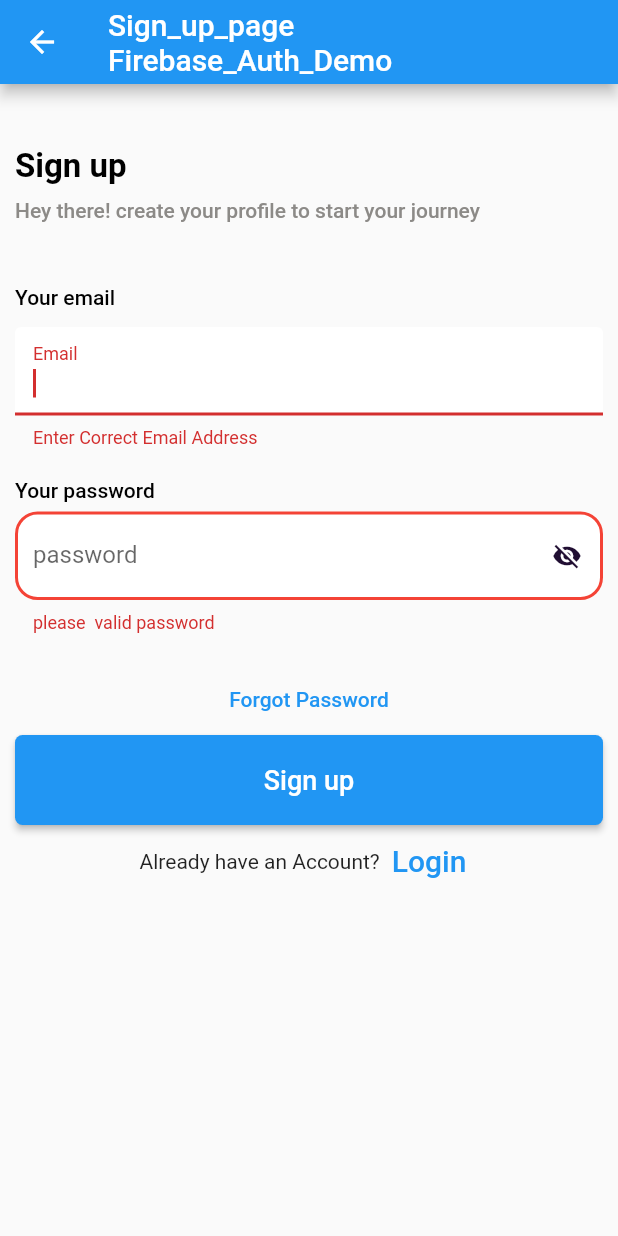
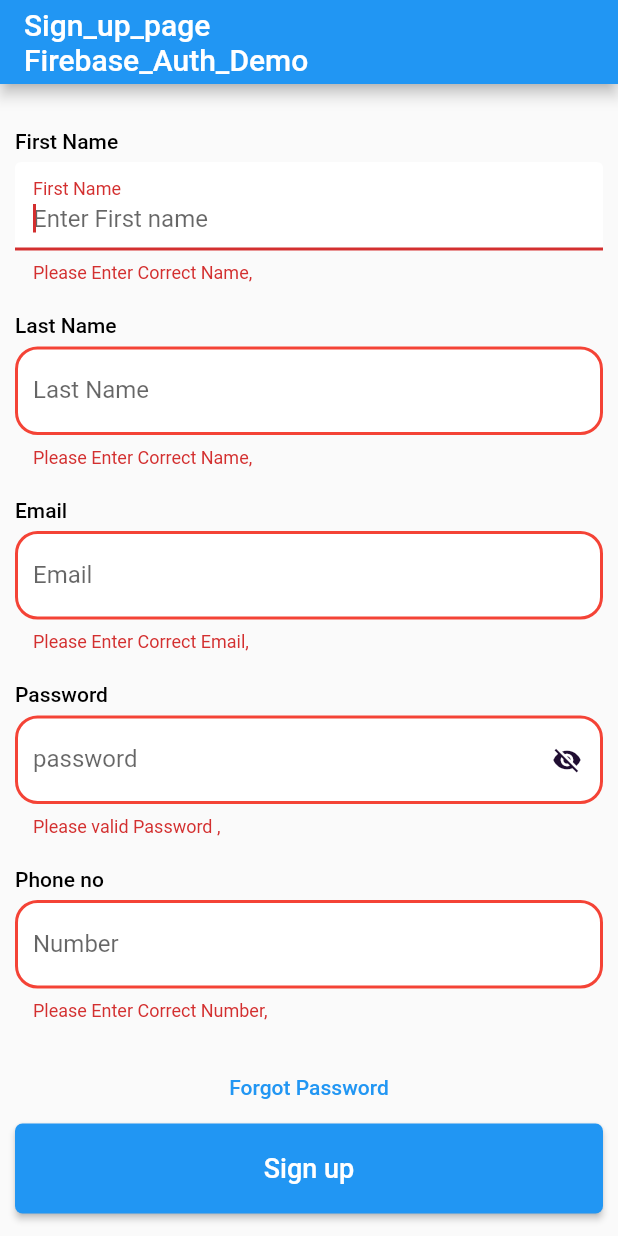
Before and after one commit to panchaniurvisha/firebase_demo_one, a Flutter app: the SignUpScreen screen opened directly, after a tap on "Sign up", on a phone screen of 412 x 824 dp. Run offline on Flutter 3.47's test engine with Material 2 defaults, Android fonts, the phone set to English and light mode, and no system bars; our stand-ins replace cloud_firestore, firebase_auth, firebase_core, fluttertoast, google_sign_in, pinput; missing offline and left inert: github_sign_in; accounts and stored records are empty; network calls fail; Roboto replaces fonts that are missing (Circular Std).

Commit message:
"14/6/2023"

```diff
--- a/lib/main.dart
+++ b/lib/main.dart
@@ -1,5 +1,5 @@
 import 'package:firebase_core/firebase_core.dart';
-import 'package:firebase_demo_one/my_firebase_app.dart';
+import 'package:firebase_demo_one/view/sign_up_screen.dart';
 import 'package:flutter/material.dart';
 
 void main() async {
@@ -20,7 +20,7 @@ class MyApp extends StatelessWidget {
         primarySwatch: Colors.blue,
       ),
       debugShowCheckedModeBanner: false,
-      home: MyFireBaseApp(),
+      home: const SignUpScreen(),
       // routes: appRoutes,
       // initialRoute: RoutesName.firstScreen,
     );
--- /dev/null
+++ b/lib/model/user_model.dart
@@ -0,0 +1,41 @@
+// To parse this JSON data, do
+//
+//     final userModel = userModelFromJson(jsonString);
+
+import 'dart:convert';
+
+UserModel userModelFromJson(String str) => UserModel.fromJson(json.decode(str));
+
+String userModelToJson(UserModel data) => json.encode(data.toJson());
+
+class UserModel {
+  String? number;
+  String? email;
+  String? lastName;
+  String? id;
+  String? firstName;
+
+  UserModel({
+    this.number,
+    this.email,
+    this.lastName,
+    this.id,
+    this.firstName,
+  });
+
+  factory UserModel.fromJson(Map<String, dynamic> json) => UserModel(
+        number: json["number"],
+        email: json["email "],
+        lastName: json["last_name"],
+        id: json["id"],
+        firstName: json["first_name"],
+      );
+
+  Map<String, dynamic> toJson() => {
+        "number": number,
+        "email ": email,
+        "last_name": lastName,
+        "id": id,
+        "first_name": firstName,
+      };
+}
--- /dev/null
+++ b/lib/res/commen/app_text.dart
@@ -0,0 +1,19 @@
+import 'package:flutter/material.dart';
+
+class AppText extends StatelessWidget {
+  final String? text;
+  const AppText({super.key, required this.text});
+
+  @override
+  Widget build(BuildContext context) {
+    return Text(text!,
+        style: const TextStyle(
+          height: 3,
+          color: Color(0xff000000),
+          fontWeight: FontWeight.w500,
+          fontSize: 14,
+          fontFamily: "Circular Std",
+          fontStyle: FontStyle.normal,
+        ));
+  }
+}
--- a/lib/res/commen/app_text_form_field.dart
+++ b/lib/res/commen/app_text_form_field.dart
@@ -4,6 +4,7 @@ class AppTextFormField extends StatelessWidget {
   final bool? obscureText;
   final Widget? suffixIcon;
   final String? labelText;
+  final String? hintText;
   final String? Function(String?)? validator;
   final TextEditingController? controller;
   const AppTextFormField(
@@ -12,7 +13,8 @@ class AppTextFormField extends StatelessWidget {
       this.labelText,
       this.validator,
       this.obscureText,
-      this.suffixIcon})
+      this.suffixIcon,
+      this.hintText})
       : super(key: key);
 
   @override
@@ -24,6 +26,7 @@ class AppTextFormField extends StatelessWidget {
       textInputAction: TextInputAction.done,
       decoration: InputDecoration(
         suffixIcon: suffixIcon ?? const SizedBox(),
+        hintText: hintText!,
         filled: true,
         fillColor: const Color(0xffFFFFFF),
         labelText: labelText ?? "Email",
--- a/lib/utils/utils.dart
+++ b/lib/utils/utils.dart
@@ -1,16 +1,51 @@
+import 'package:flutter/material.dart';
+import 'package:fluttertoast/fluttertoast.dart';
+
 class Utils {
-  bool emailValidator(String email) {
-    RegExp regExp = RegExp(r'\S+@\S+\.\S+');
+  bool isValidName(String name) {
+    RegExp regExp = RegExp(r"^\s*([A-Za-z]{+,}(|[-']| ))+\.?\s*$");
+    return regExp.hasMatch(name);
+  }
+
+  bool isValidPassword(String contact) {
+    RegExp regExp = RegExp(r"(?=.*\d)(?=.*[a-z])(?=.*[A-Z])(?=.*\W)");
+    return regExp.hasMatch(contact);
+  }
+
+  bool isValidMobile(String number) {
+    RegExp regExp = RegExp(r'(^(?:[+0]9)?[0-9]{10,12}$)');
+    return regExp.hasMatch(number);
+  }
+
+  bool isValidEmail(String email) {
+    RegExp regExp = RegExp(
+        r'^(([^<>()[\]\\.,;:\s@"]+(\.[^<>()[\]\\.,;:\s@"]+)*)|(".+"))@((\[[0-9]{1,3}\.[0-9]{1,3}\.[0-9]{1,3}\.[0-9]{1,3}\])|(([a-zA-Z\-0-9]+\.)+[a-zA-Z]{2,}))$');
     return regExp.hasMatch(email);
   }
 
-  bool passWordValidator(String password) {
-    RegExp regExp = RegExp(r"(?=.\d)(?=.[a-z])(?=.[A-Z])(?=.\W)");
-    return regExp.hasMatch(password);
+  ///-------Show SnackBar------->>>>
+  void showSnackBar(
+    BuildContext context, {
+    String? message,
+    String? label,
+    void Function()? onPressed, //optional parameter
+  }) {
+    ScaffoldMessenger.of(context).showSnackBar(SnackBar(
+      content: Text(message ?? ""),
+      backgroundColor: Colors.black,
+      behavior: SnackBarBehavior.floating,
+      action: SnackBarAction(label: label ?? "", onPressed: onPressed ?? () {}),
+    ));
   }
 
-  bool phoneValidator(String contact) {
-    RegExp regExp = RegExp(r'^[+]*[(]{0,1}[0-9]{1,4}[)]{0,1}[-\s./0-9]*$');
-    return regExp.hasMatch(contact);
+  ///-------Show Toast Message------->>>>
+  void showToastMessage({
+    String? message,
+  }) {
+    Fluttertoast.showToast(
+        msg: message ?? "",
+        gravity: ToastGravity.BOTTOM,
+        backgroundColor: Colors.black26,
+        textColor: Colors.white);
   }
 }
--- a/lib/view/sign_up_screen.dart
+++ b/lib/view/sign_up_screen.dart
@@ -1,5 +1,8 @@
+import 'package:cloud_firestore/cloud_firestore.dart';
 import 'package:firebase_auth/firebase_auth.dart';
-import 'package:firebase_demo_one/utils/routes_name.dart';
+import 'package:firebase_demo_one/res/commen/app_text.dart';
+import 'package:firebase_demo_one/utils/utils.dart';
+import 'package:firebase_demo_one/view/login_screen.dart';
 import 'package:flutter/material.dart';
 
 import '../res/commen/app_text_form_field.dart';
@@ -15,18 +18,19 @@ class SignUpScreen extends StatefulWidget {
 
 class _SignUpScreenState extends State<SignUpScreen> {
   FirebaseAuth firebaseAuth = FirebaseAuth.instance;
+  FirebaseFirestore firebaseFireStore = FirebaseFirestore.instance;
+
   User? user;
   TextEditingController passwordController = TextEditingController();
   TextEditingController emailController = TextEditingController();
+  TextEditingController firstNameController = TextEditingController();
+  TextEditingController lastNameController = TextEditingController();
+  TextEditingController numberController = TextEditingController();
+
   bool value = false;
   bool isSecurePassword = true;
   final formKey = GlobalKey<FormState>();
-
-  List<String> data = [
-    "Sign up",
-    "Hey there! create your profile to start your journey",
-    "Your email"
-  ];
+  Utils utils = Utils();
 
   @override
   Widget build(BuildContext context) {
@@ -45,43 +49,37 @@ class _SignUpScreenState extends State<SignUpScreen> {
                 child: Column(
                   crossAxisAlignment: CrossAxisAlignment.start,
                   children: [
-                    for (int index = 0; index < 3; index++)
-                      Text(data[index],
-                          style: TextStyle(
-                            height: index == 0
-                                ? 3
-                                : index == 2
-                                    ? 5
-                                    : 0,
-                            color: index == 1
-                                ? const Color(0xff8C8A87)
-                                : const Color(0xff000000),
-                            fontWeight:
-                                index == 0 ? FontWeight.w700 : FontWeight.w500,
-                            fontSize: index == 0 ? 22 : 14,
-                            fontFamily: "Circular Std",
-                            fontStyle: FontStyle.normal,
-                          )),
+                    const AppText(text: "First Name"),
                     AppTextFormField(
+                      controller: firstNameController,
+                      validator: (value) =>
+                          utils.isValidName(firstNameController.text)
+                              ? null
+                              : "Please Enter Correct Name,",
+                      labelText: "First Name",
+                      hintText: "Enter First name",
+                    ),
+                    const AppText(text: "Last Name"),
+                    AppTextFormField(
+                      controller: lastNameController,
+                      validator: (value) =>
+                          utils.isValidName(lastNameController.text)
+                              ? null
+                              : "Please Enter Correct Name,",
+                      labelText: "Last Name",
+                      hintText: "Enter Last name",
+                    ),
+                    const AppText(text: "Email"),
+                    AppTextFormField(
+                      labelText: "Email",
+                      hintText: "Enter Email",
                       controller: emailController,
-                      validator: (value) {
-                        if (value!.isEmpty ||
-                            !RegExp(r'\S+@\S+\.\S+').hasMatch(value)) {
-                          return "Enter Correct Email Address";
-                        } else {
-                          return null;
-                        }
-                      },
+                      validator: (value) =>
+                          utils.isValidEmail(emailController.text)
+                              ? null
+                              : "Please Enter Correct Email,",
                     ),
-                    const Text("Your password",
-                        style: TextStyle(
-                          height: 3,
-                          color: Color(0xff000000),
-                          fontWeight: FontWeight.w500,
-                          fontSize: 14,
-                          fontFamily: "Circular Std",
-                          fontStyle: FontStyle.normal,
-                        )),
+                    const AppText(text: "Password"),
                     AppTextFormField(
                       suffixIcon: IconButton(
                         icon: Icon(isSecurePassword
@@ -96,16 +94,23 @@ class _SignUpScreenState extends State<SignUpScreen> {
                         },
                       ),
                       labelText: "password",
+                      hintText: "Enter Password",
                       controller: passwordController,
                       obscureText: isSecurePassword,
-                      validator: (value) {
-                        if (value!.isEmpty ||
-                            !RegExp(r"(?=.\d)(?=.[a-z])(?=.[A-Z])(?=.\W)")
-                                .hasMatch(value)) {
-                          return "please  valid password";
-                        }
-                        return null;
-                      },
+                      validator: (value) =>
+                          utils.isValidPassword(passwordController.text)
+                              ? null
+                              : "Please valid Password ,",
+                    ),
+                    const AppText(text: "Phone no"),
+                    AppTextFormField(
+                      controller: numberController,
+                      labelText: "Number",
+                      hintText: "Enter Number",
+                      validator: (value) =>
+                          utils.isValidMobile(numberController.text)
+                              ? null
+                              : "Please Enter Correct Number,",
                     ),
                     const SizedBox(
                       height: 20,
@@ -141,8 +146,12 @@ class _SignUpScreenState extends State<SignUpScreen> {
                             style: TextStyle(fontSize: 20),
                           ),
                           onPressed: () {
-                            Navigator.pushNamedAndRemoveUntil(context,
-                                RoutesName.firstScreen, (route) => false);
+                            Navigator.pushAndRemoveUntil(
+                                context,
+                                MaterialPageRoute(
+                                  builder: (context) => const LoginScreen(),
+                                ),
+                                (route) => false);
                             //signup screen
                           },
                         )
@@ -167,16 +176,42 @@ class _SignUpScreenState extends State<SignUpScreen> {
         debugPrint("Value==>${value.user}");
         user = value.user;
         user!.sendEmailVerification();
-        Navigator.pop(context);
+        createUserData();
       });
     } on FirebaseAuthException catch (e) {
       if (e.code == 'weak-password') {
-        debugPrint('The password provided is too weak.');
+        debugPrint('The password provided is too weak.---->');
+        utils.showSnackBar(context,
+            message: "The password provided is too weak.");
       } else if (e.code == 'email-already-in-use') {
         debugPrint('The account already exists for that email.');
+        utils.showSnackBar(context,
+            message: "The account already exists for that email.");
       }
     } catch (e) {
       debugPrint("Error===>$e");
     }
   }
+
+  createUserData() {
+    CollectionReference users = firebaseFireStore.collection('user');
+    users.doc(user!.uid).set({
+      'id': user!.uid, // John Doe
+      'first_name': firstNameController.text, // Stokes and Sons
+      'last_name': lastNameController.text,
+      "number": numberController.text,
+      "email ": user!.email, // 42
+    }).then((value) {
+      utils.showToastMessage(
+          message: " SignUp is complete,Please verify your email");
+      Navigator.pushAndRemoveUntil(
+          context,
+          MaterialPageRoute(
+            builder: (context) => const LoginScreen(),
+          ),
+          (route) => false);
+    }).catchError((error) {
+      debugPrint("Failed to add user: $error");
+    });
+  }
 }
--- a/pubspec.yaml
+++ b/pubspec.yaml
@@ -41,9 +41,8 @@ dependencies:
   #intl_phone_field: ^3.1.0
   google_sign_in: ^6.1.3
   github_sign_in: ^0.0.5-dev.4
-  url_launcher: ^6.1.11
-  uni_links: ^0.5.1
   cloud_firestore: ^4.8.0
+  fluttertoast: ^8.2.2
 
 dev_dependencies:
   flutter_test:
```
Also changed, not shown: lib/view/login_screen.dart (+103 -44 lines), pubspec.lock.
